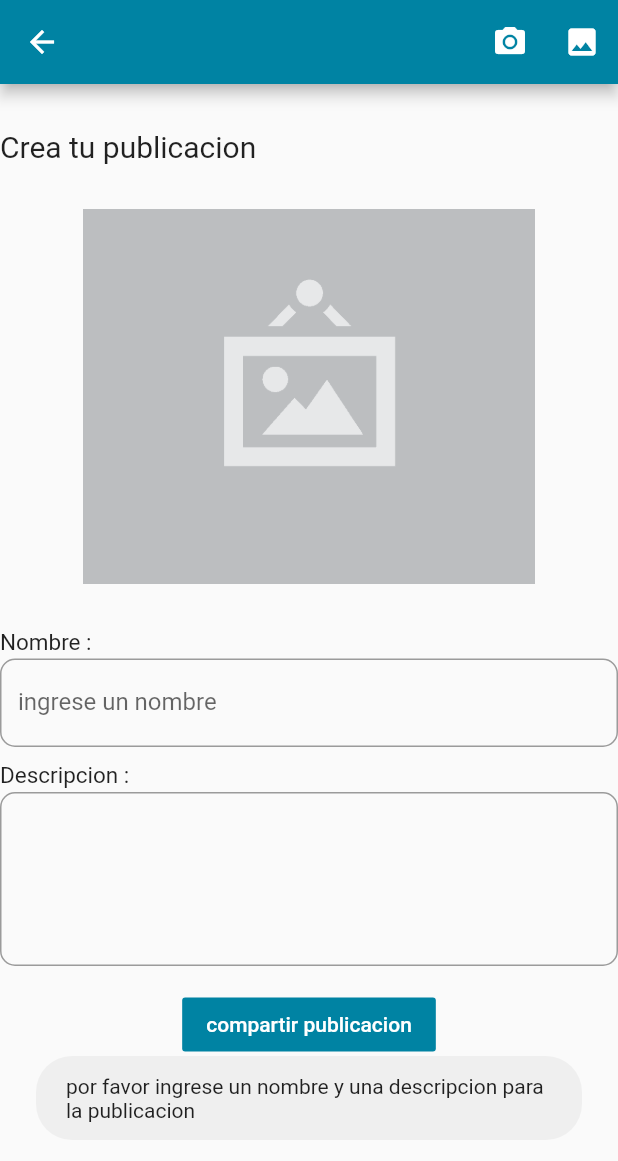
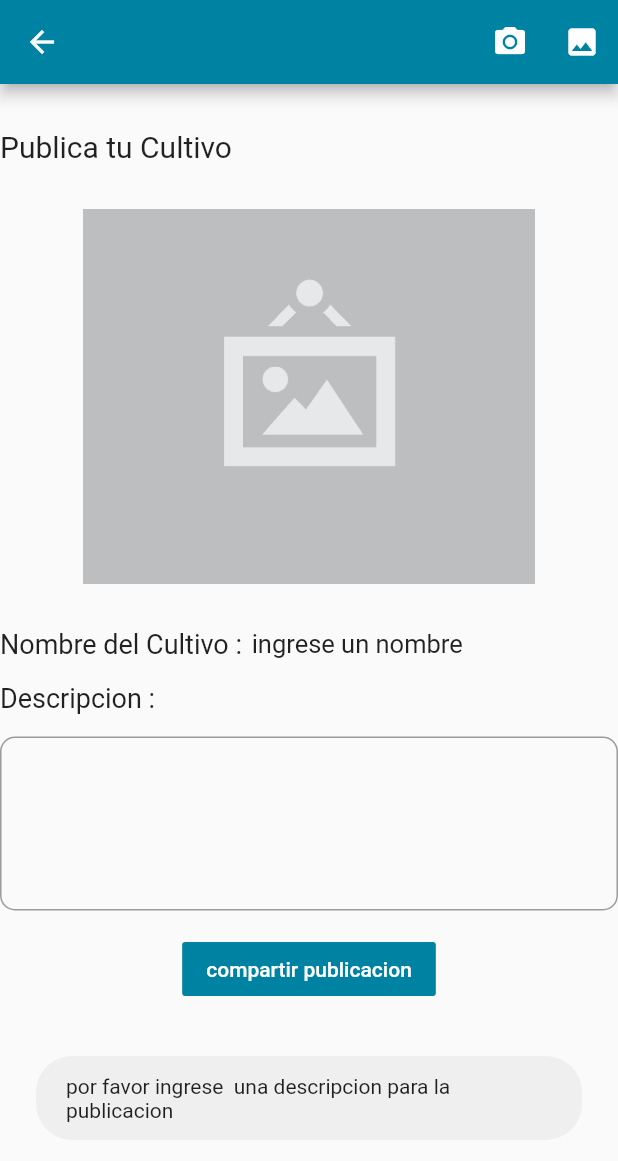
Before and after one commit to Alaingp1/Fluttertesisv2, a Flutter app: the Publicacion screen opened by its route, after a tap on "compartir publicacion", on a phone screen of 412 x 824 dp. Shown: the top 1161 px of the screen. Run offline on Flutter 3.47's test engine with Material 2 defaults, Android fonts, the phone set to English and light mode, and no system bars; our stand-ins replace firebase_core, firebase_database, firebase_storage, fluttertoast, font_awesome_flutter, image_picker; missing offline and left inert: flutter_number_picker, flutter_session; accounts and stored records are empty; network calls fail.

Commit message:
cambios 29-11 arreglos para la presentacion, soluciones en productos al buscar, sensores, arreglos visuales y mas

```diff
--- a/lib/src/usuarios/acciones/crear_publicacion.dart
+++ b/lib/src/usuarios/acciones/crear_publicacion.dart
@@ -44,7 +44,7 @@ class _PublicacionState extends State<Publicacion> {
         leading: IconButton(
           icon: Icon(Icons.arrow_back),
           onPressed: () {
-            Navigator.of(context).pushNamed("home");
+            Navigator.pop(context);
           },
         ),
         actions: [
@@ -72,7 +72,7 @@ class _PublicacionState extends State<Publicacion> {
                 height: 30,
               ),
               Text(
-                "Crea tu publicacion",
+                "Publica tu Cultivo",
                 style: TextStyle(fontSize: 20),
               ),
               const SizedBox(
@@ -82,35 +82,33 @@ class _PublicacionState extends State<Publicacion> {
               const SizedBox(
                 height: 30,
               ),
+              Row(
+                children: [
                   Text(
-                "Nombre : ",
-                style: TextStyle(fontSize: 15),
+                    "Nombre del Cultivo : ",
+                    style: TextStyle(fontSize: 18),
                   ),
                   const SizedBox(
-                height: 2,
+                    width: 2,
                   ),
-              TextFormField(
-                controller: nombrepController,
-                decoration: InputDecoration(
-                  labelText: dataCult != null
+                  Text(
+                    dataCult != null
                         ? dataCult['Cultivo_apodo']
                         : "ingrese un nombre",
-                  border: OutlineInputBorder(
-                    borderRadius: BorderRadius.all(
-                      Radius.circular(10),
-                    ),
-                  ),
-                ),
+                    style: TextStyle(fontSize: 17),
+                    textAlign: TextAlign.center,
+                  )
+                ],
               ),
               const SizedBox(
-                height: 10,
+                height: 15,
               ),
               Text(
                 "Descripcion : ",
-                style: TextStyle(fontSize: 15),
+                style: TextStyle(fontSize: 18),
               ),
               const SizedBox(
-                height: 2,
+                height: 15,
               ),
               TextFormField(
                 decoration: InputDecoration(
@@ -130,11 +128,10 @@ class _PublicacionState extends State<Publicacion> {
                 child: FlatButton(
                   color: Color.fromRGBO(0, 131, 163, 1),
                   onPressed: () {
-                    if (nombrepController.text == "" &&
-                        descripcionController.text == "") {
+                    if (descripcionController.text == "") {
                       Fluttertoast.showToast(
                           msg:
-                              "por favor ingrese un nombre y una descripcion para la publicacion");
+                              "por favor ingrese  una descripcion para la publicacion");
                     } else {
                       crearPublicacion();
                       Navigator.of(context).pushNamed("home");
--- a/lib/src/usuarios/sidebar.dart
+++ b/lib/src/usuarios/sidebar.dart
@@ -63,6 +63,7 @@ class _NavDrawerState extends State<NavDrawer> {
                       child: ClipOval(
                         child: dataUsuario.length >= 1
                             ? dataUsuario[0]['Usuario_foto'] != null
+                                ? dataUsuario[0]['Usuario_foto'] != 'null'
                                     ? regExp.hasMatch(imagen)
                                         ? FadeInImage(
                                             image: NetworkImage(
@@ -75,6 +76,10 @@ class _NavDrawerState extends State<NavDrawer> {
                                                 "http://152.173.207.169/lefufuapp/public/uploads/trabajadores/$imagen"),
                                             placeholder: AssetImage(
                                                 'assets/jar-loading.gif'),
+                                          )
+                                    : Image.asset(
+                                        "assets/no-image.png",
+                                        fit: BoxFit.fill,
                                       )
                                 : Image.asset(
                                     "assets/no-image.png",
```
Also changed, not shown: lib/registro.dart (+5 -3 lines), lib/src/cultivos/acciones/conectar_placa.dart (+17 -2 lines), lib/src/cultivos/sensores/Sensores.dart (+9 -2 lines), lib/src/productos/productos.dart (+7 -6 lines), lib/src/trabajador/horario.dart (+10 -1 lines), lib/src/usuarios/acciones/editar_usuario.dart (+12 -3 lines). Lines whose indentation alone changed are shown as unchanged.
